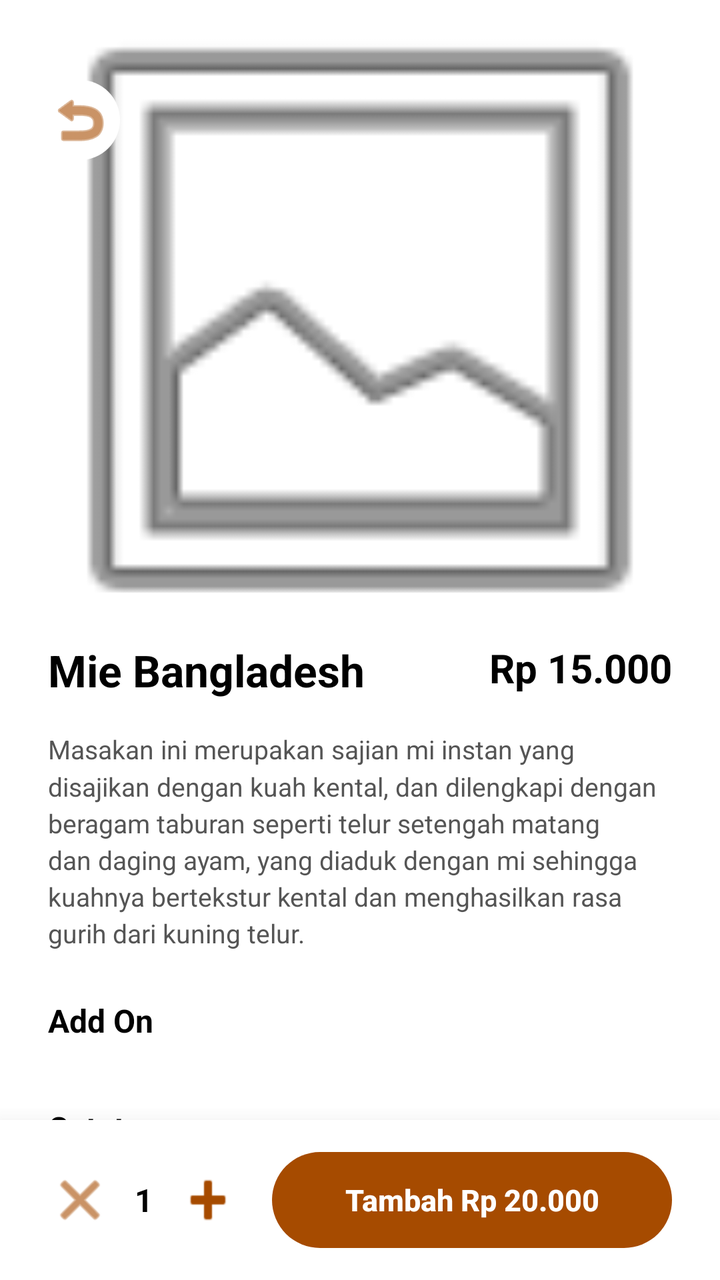
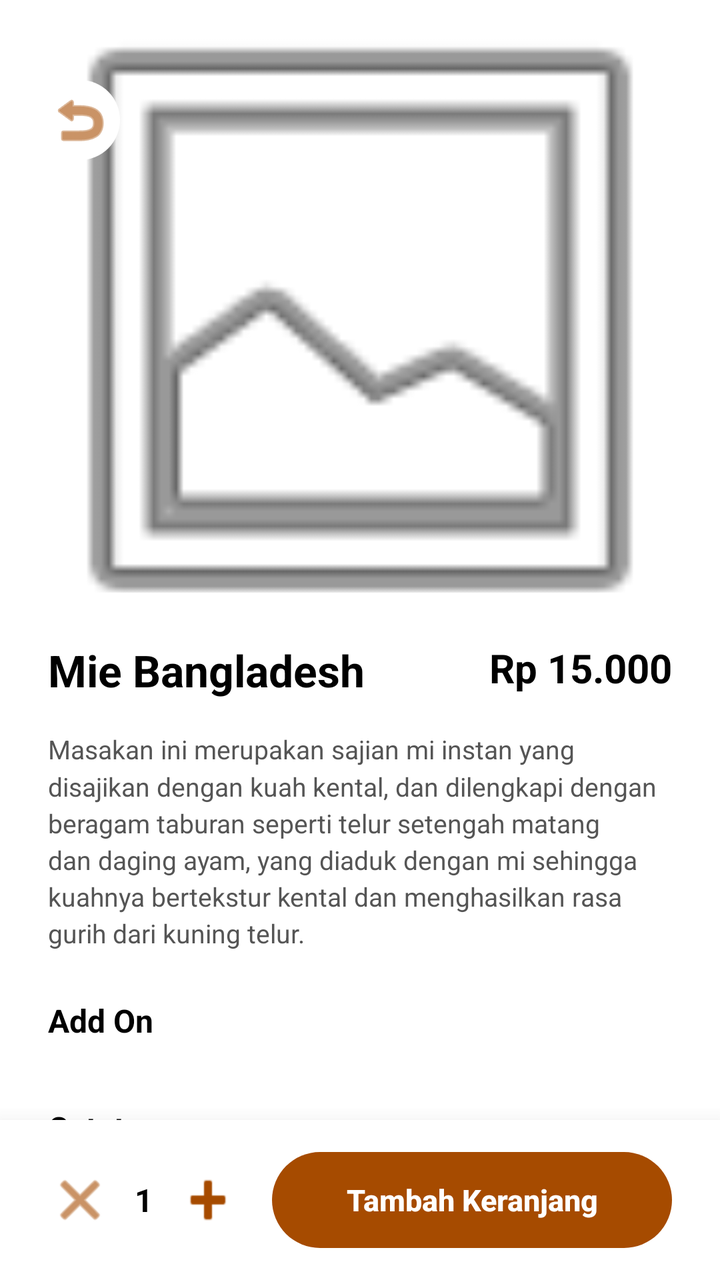

Two renders of the same Android screen: before a commit and after it. Below are the layout's source before the change and the commit's diff.
<!-- AndroidManifest.xml: application theme Theme.Warmindone -->
<!-- res/layout/activity_detailmenuitem.xml -->
<?xml version="1.0" encoding="utf-8"?>
<androidx.coordinatorlayout.widget.CoordinatorLayout xmlns:android="http://schemas.android.com/apk/res/android"
    xmlns:app="http://schemas.android.com/apk/res-auto"
    xmlns:tools="http://schemas.android.com/tools"
    android:layout_width="match_parent"
    android:layout_height="match_parent"
    android:background="#FFFFFF"
    tools:ignore="HardcodedText,ContentDescription">

    <androidx.core.widget.NestedScrollView
        android:layout_width="match_parent"
        android:layout_height="match_parent"
        android:layout_marginBottom="80dp"
        android:clipToPadding="false">

        <LinearLayout
            android:layout_width="match_parent"
            android:layout_height="wrap_content"
            android:orientation="vertical">

            <RelativeLayout
                android:layout_width="match_parent"
                android:layout_height="320dp">

                <ImageView
                    android:id="@+id/imgDetailMenu"
                    android:layout_width="match_parent"
                    android:layout_height="match_parent"
                    android:scaleType="centerCrop"
                    android:src="@android:drawable/ic_menu_gallery" />

                <ImageButton
                    android:id="@+id/btnBackDetail"
                    android:layout_width="40dp"
                    android:layout_height="40dp"
                    android:layout_marginStart="20dp"
                    android:layout_marginTop="40dp"
                    android:background="@android:drawable/toast_frame"
                    android:backgroundTint="#FFFFFF"
                    android:src="@android:drawable/ic_menu_revert"
                    app:tint="#A64B00" />
            </RelativeLayout>

            <androidx.cardview.widget.CardView
                android:layout_width="match_parent"
                android:layout_height="wrap_content"
                android:layout_marginTop="-24dp"
                app:cardCornerRadius="24dp"
                app:cardElevation="0dp">

                <LinearLayout
                    android:layout_width="match_parent"
                    android:layout_height="wrap_content"
                    android:orientation="vertical"
                    android:padding="24dp">

                    <RelativeLayout
                        android:layout_width="match_parent"
                        android:layout_height="wrap_content">

                        <TextView
                            android:id="@+id/tvDetailMenuName"
                            android:layout_width="wrap_content"
                            android:layout_height="wrap_content"
                            android:layout_alignParentStart="true"
                            android:layout_toStartOf="@id/tvDetailMenuPrice"
                            android:layout_marginEnd="16dp"
                            android:text="Mie Bangladesh"
                            android:textColor="#000000"
                            android:textSize="22sp"
                            android:textStyle="bold" />

                        <TextView
                            android:id="@+id/tvDetailMenuPrice"
                            android:layout_width="wrap_content"
                            android:layout_height="wrap_content"
                            android:layout_alignParentEnd="true"
                            android:text="Rp 15.000"
                            android:textColor="#000000"
                            android:textSize="20sp"
                            android:textStyle="bold" />
                    </RelativeLayout>

                    <TextView
                        android:id="@+id/tvDetailDescription"
                        android:layout_width="match_parent"
                        android:layout_height="wrap_content"
                        android:layout_marginTop="16dp"
                        android:text="Masakan ini merupakan sajian mi instan yang disajikan dengan kuah kental, dan dilengkapi dengan beragam taburan seperti telur setengah matang dan daging ayam, yang diaduk dengan mi sehingga kuahnya bertekstur kental dan menghasilkan rasa gurih dari kuning telur."
                        android:textColor="#555555"
                        android:textSize="13sp"
                        android:lineSpacingMultiplier="1.2" />

                    <TextView
                        android:layout_width="wrap_content"
                        android:layout_height="wrap_content"
                        android:layout_marginTop="24dp"
                        android:layout_marginBottom="12dp"
                        android:text="Add On"
                        android:textColor="#000000"
                        android:textSize="16sp"
                        android:textStyle="bold" />

                    <androidx.recyclerview.widget.RecyclerView
                        android:id="@+id/rvAddonDetail"
                        android:layout_width="match_parent"
                        android:layout_height="wrap_content"
                        android:nestedScrollingEnabled="false"
                        tools:listitem="@layout/addonuser_widget" />

                    <TextView
                        android:layout_width="wrap_content"
                        android:layout_height="wrap_content"
                        android:layout_marginTop="20dp"
                        android:layout_marginBottom="8dp"
                        android:text="Catatan"
                        android:textColor="#000000"
                        android:textSize="16sp"
                        android:textStyle="bold" />

                    <EditText
                        android:id="@+id/etDetailNotes"
                        android:layout_width="match_parent"
                        android:layout_height="80dp"
                        android:background="@android:drawable/editbox_background_normal"
                        android:gravity="top|start"
                        android:hint="Contoh: pedas banget ya bang..."
                        android:inputType="textMultiLine"
                        android:padding="12dp"
                        android:textSize="14sp" />

                </LinearLayout>
            </androidx.cardview.widget.CardView>
        </LinearLayout>
    </androidx.core.widget.NestedScrollView>

    <androidx.constraintlayout.widget.ConstraintLayout
        android:layout_width="match_parent"
        android:layout_height="80dp"
        android:layout_gravity="bottom"
        android:background="#FFFFFF"
        android:elevation="16dp"
        android:paddingHorizontal="24dp">

        <LinearLayout
            android:id="@+id/layoutQuantity"
            android:layout_width="wrap_content"
            android:layout_height="36dp"
            android:gravity="center"
            android:orientation="horizontal"
            app:layout_constraintBottom_toBottomOf="parent"
            app:layout_constraintStart_toStartOf="parent"
            app:layout_constraintTop_toTopOf="parent">

            <ImageButton
                android:id="@+id/btnMinusDetail"
                android:layout_width="32dp"
                android:layout_height="match_parent"
                android:background="@android:drawable/screen_background_light_transparent"
                android:src="@android:drawable/ic_menu_close_clear_cancel"
                app:tint="#A64B00" />

            <TextView
                android:id="@+id/tvQuantityDetail"
                android:layout_width="32dp"
                android:layout_height="wrap_content"
                android:gravity="center"
                android:text="1"
                android:textColor="#000000"
                android:textSize="16sp"
                android:textStyle="bold" />

            <ImageButton
                android:id="@+id/btnPlusDetail"
                android:layout_width="32dp"
                android:layout_height="match_parent"
                android:background="@android:drawable/ic_input_add"
                android:backgroundTint="#A64B00"
                app:tint="#FFFFFF" />
        </LinearLayout>

        <androidx.appcompat.widget.AppCompatButton
            android:id="@+id/btnAddToCardFinal"
            android:layout_width="0dp"
            android:layout_height="48dp"
            android:layout_marginStart="16dp"
            android:background="@android:drawable/toast_frame"
            android:backgroundTint="#A64B00"
            android:onClick="eekpage"
            android:text="Tambah Rp 20.000"
            android:textAllCaps="false"
            android:textColor="#FFFFFF"
            android:textSize="15sp"
            android:textStyle="bold"
            app:layout_constraintBottom_toBottomOf="parent"
            app:layout_constraintEnd_toEndOf="parent"
            app:layout_constraintStart_toEndOf="@id/layoutQuantity"
            app:layout_constraintTop_toTopOf="parent" />

    </androidx.constraintlayout.widget.ConstraintLayout>

</androidx.coordinatorlayout.widget.CoordinatorLayout>
<!-- res/layout/addonuser_widget.xml (included above) -->
<?xml version="1.0" encoding="utf-8"?>
<androidx.cardview.widget.CardView
    xmlns:android="http://schemas.android.com/apk/res/android"
    android:layout_width="match_parent"
    android:layout_height="wrap_content"
    android:layout_marginBottom="10dp">

    <LinearLayout
        android:layout_width="match_parent"
        android:layout_height="wrap_content"
        android:gravity="center_vertical"
        android:padding="12dp">

        <ImageView
            android:id="@+id/imgAddon"
            android:layout_width="48dp"
            android:layout_height="48dp"
            android:src="@drawable/ic_menu" />

        <TextView
            android:id="@+id/tvNamaAddon"
            android:layout_width="0dp"
            android:layout_height="wrap_content"
            android:layout_marginStart="12dp"
            android:layout_weight="1"
            android:text="Telur"
            android:textSize="16sp" />

        <TextView
            android:id="@+id/tvHargaAddon"
            android:layout_width="wrap_content"
            android:layout_height="wrap_content"
            android:text="+1000" />

        <CheckBox
            android:id="@+id/cbAddon"
            android:layout_width="wrap_content"
            android:layout_height="wrap_content" />

    </LinearLayout>

</androidx.cardview.widget.CardView>
<!-- resources referenced by this layout -->
<resources>
  <!-- drawable ic_menu: png bitmap (drawable, 1246 bytes) -->
  <style name="Theme.Warmindone" parent="Base.Theme.Warmindone" />
  <style name="Base.Theme.Warmindone" parent="Theme.Material3.DayNight.NoActionBar">
          
          
      </style>
</resources>

<!-- the commit's change to res/layout/activity_detailmenuitem.xml (unified diff, before → after) -->
@@ -187,7 +187,7 @@
             android:background="@android:drawable/toast_frame"
             android:backgroundTint="#A64B00"
             android:onClick="eekpage"
-            android:text="Tambah Rp 20.000"
+            android:text="Tambah Keranjang"
             android:textAllCaps="false"
             android:textColor="#FFFFFF"
             android:textSize="15sp"
